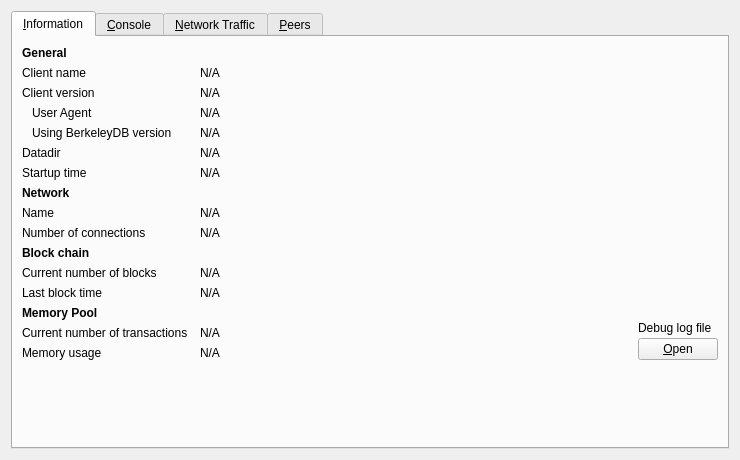
Above: src/qt/forms/debugwindow.ui from CoinBlack/blackcoin-more before the change. Below: the same form after it.
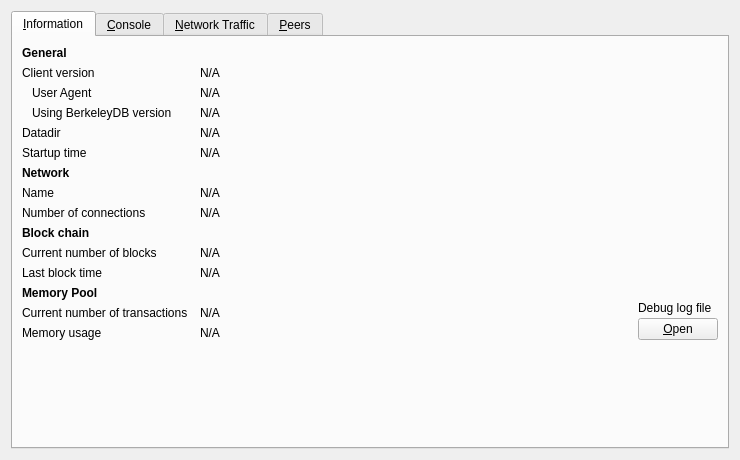
That is the form after the change. Icons and pictures are not drawn. Custom widgets are drawn as their Qt base class.

Commit message:
qt: Remove client name from debug window
Remove the client name from the debug window in the GUI. It is already
part of the user agent, so adding it separately doesn't add anything.

Diff of the .ui file:
```diff
--- a/src/qt/forms/debugwindow.ui
+++ b/src/qt/forms/debugwindow.ui
@@ -41,36 +41,13 @@
         </widget>
        </item>
        <item row="1" column="0">
-        <widget class="QLabel" name="label_5">
-         <property name="text">
-          <string>Client name</string>
-         </property>
-        </widget>
-       </item>
-       <item row="1" column="1" colspan="2">
-        <widget class="QLabel" name="clientName">
-         <property name="cursor">
-          <cursorShape>IBeamCursor</cursorShape>
-         </property>
-         <property name="text">
-          <string>N/A</string>
-         </property>
-         <property name="textFormat">
-          <enum>Qt::PlainText</enum>
-         </property>
-         <property name="textInteractionFlags">
-          <set>Qt::LinksAccessibleByMouse|Qt::TextSelectableByKeyboard|Qt::TextSelectableByMouse</set>
-         </property>
-        </widget>
-       </item>
-       <item row="2" column="0">
         <widget class="QLabel" name="label_6">
          <property name="text">
           <string>Client version</string>
          </property>
         </widget>
        </item>
-       <item row="2" column="1" colspan="2">
+       <item row="1" column="1" colspan="2">
         <widget class="QLabel" name="clientVersion">
          <property name="cursor">
           <cursorShape>IBeamCursor</cursorShape>
@@ -86,7 +63,7 @@
          </property>
         </widget>
        </item>
-       <item row="3" column="0">
+       <item row="2" column="0">
         <widget class="QLabel" name="labelClientUserAgent">
          <property name="text">
           <string>User Agent</string>
@@ -96,7 +73,7 @@
          </property>
         </widget>
        </item>
-       <item row="3" column="1" colspan="2">
+       <item row="2" column="1" colspan="2">
         <widget class="QLabel" name="clientUserAgent">
          <property name="cursor">
           <cursorShape>IBeamCursor</cursorShape>
@@ -112,7 +89,7 @@
          </property>
         </widget>
        </item>
-       <item row="4" column="0">
+       <item row="3" column="0">
         <widget class="QLabel" name="label_berkeleyDBVersion">
          <property name="text">
           <string>Using BerkeleyDB version</string>
@@ -122,7 +99,7 @@
          </property>
         </widget>
        </item>
-       <item row="4" column="1" colspan="2">
+       <item row="3" column="1" colspan="2">
         <widget class="QLabel" name="berkeleyDBVersion">
          <property name="cursor">
           <cursorShape>IBeamCursor</cursorShape>
@@ -138,14 +115,14 @@
          </property>
         </widget>
        </item>
-       <item row="5" column="0">
+       <item row="4" column="0">
         <widget class="QLabel" name="label_12">
          <property name="text">
           <string>Datadir</string>
          </property>
         </widget>
        </item>
-       <item row="5" column="1" colspan="2">
+       <item row="4" column="1" colspan="2">
         <widget class="QLabel" name="dataDir">
          <property name="cursor">
           <cursorShape>IBeamCursor</cursorShape>
@@ -164,14 +141,14 @@
          </property>
         </widget>
        </item>
-       <item row="6" column="0">
+       <item row="5" column="0">
         <widget class="QLabel" name="label_13">
          <property name="text">
           <string>Startup time</string>
          </property>
         </widget>
        </item>
-       <item row="6" column="1" colspan="2">
+       <item row="5" column="1" colspan="2">
         <widget class="QLabel" name="startupTime">
          <property name="cursor">
           <cursorShape>IBeamCursor</cursorShape>
@@ -187,7 +164,7 @@
          </property>
         </widget>
        </item>
-       <item row="7" column="0">
+       <item row="6" column="0">
            <widget class="QLabel" name="labelNetwork">
                <property name="font">
                    <font>
@@ -200,14 +177,14 @@
                </property>
            </widget>
        </item>
-       <item row="8" column="0">
+       <item row="7" column="0">
         <widget class="QLabel" name="label_8">
          <property name="text">
           <string>Name</string>
          </property>
         </widget>
        </item>
-       <item row="8" column="1" colspan="2">
+       <item row="7" column="1" colspan="2">
         <widget class="QLabel" name="networkName">
          <property name="cursor">
           <cursorShape>IBeamCursor</cursorShape>
@@ -223,14 +200,14 @@
          </property>
         </widget>
        </item>
-       <item row="9" column="0">
+       <item row="8" column="0">
         <widget class="QLabel" name="label_7">
          <property name="text">
           <string>Number of connections</string>
          </property>
         </widget>
        </item>
-       <item row="9" column="1" colspan="2">
+       <item row="8" column="1" colspan="2">
         <widget class="QLabel" name="numberOfConnections">
          <property name="cursor">
           <cursorShape>IBeamCursor</cursorShape>
@@ -246,7 +223,7 @@
          </property>
         </widget>
        </item>
-       <item row="10" column="0">
+       <item row="9" column="0">
         <widget class="QLabel" name="label_10">
          <property name="font">
           <font>
@@ -259,14 +236,14 @@
          </property>
         </widget>
        </item>
-       <item row="11" column="0">
+       <item row="10" column="0">
         <widget class="QLabel" name="label_3">
          <property name="text">
           <string>Current number of blocks</string>
          </property>
         </widget>
        </item>
-       <item row="11" column="1" colspan="2">
+       <item row="10" column="1" colspan="2">
         <widget class="QLabel" name="numberOfBlocks">
          <property name="cursor">
           <cursorShape>IBeamCursor</cursorShape>
@@ -282,14 +259,14 @@
          </property>
         </widget>
        </item>
-       <item row="12" column="0">
+       <item row="11" column="0">
         <widget class="QLabel" name="labelLastBlockTime">
          <property name="text">
           <string>Last block time</string>
          </property>
         </widget>
        </item>
-       <item row="12" column="1" colspan="2">
+       <item row="11" column="1" colspan="2">
         <widget class="QLabel" name="lastBlockTime">
          <property name="cursor">
           <cursorShape>IBeamCursor</cursorShape>
@@ -305,7 +282,7 @@
          </property>
         </widget>
        </item>
-       <item row="13" column="0">
+       <item row="12" column="0">
         <widget class="QLabel" name="labelMempoolTitle">
          <property name="font">
           <font>
@@ -318,14 +295,14 @@
          </property>
         </widget>
        </item>
-       <item row="14" column="0">
+       <item row="13" column="0">
         <widget class="QLabel" name="labelNumberOfTransactions">
          <property name="text">
           <string>Current number of transactions</string>
          </property>
         </widget>
        </item>
-       <item row="14" column="1">
+       <item row="13" column="1">
         <widget class="QLabel" name="mempoolNumberTxs">
          <property name="cursor">
           <cursorShape>IBeamCursor</cursorShape>
@@ -341,14 +318,14 @@
          </property>
         </widget>
        </item>
-       <item row="15" column="0">
+       <item row="14" column="0">
         <widget class="QLabel" name="labelMemoryUsage">
          <property name="text">
           <string>Memory usage</string>
          </property>
         </widget>
        </item>
-       <item row="15" column="1">
+       <item row="14" column="1">
         <widget class="QLabel" name="mempoolSize">
          <property name="cursor">
           <cursorShape>IBeamCursor</cursorShape>
@@ -364,7 +341,7 @@
          </property>
         </widget>
        </item>
-       <item row="13" column="2" rowspan="3">
+       <item row="12" column="2" rowspan="3">
         <layout class="QVBoxLayout" name="verticalLayoutDebugButton">
          <property name="spacing">
           <number>3</number>
@@ -404,7 +381,7 @@
          </item>
         </layout>
        </item>
-       <item row="16" column="0">
+       <item row="15" column="0">
         <spacer name="verticalSpacer">
          <property name="orientation">
           <enum>Qt::Vertical</enum>
```
The commit also changes 3 other files.
